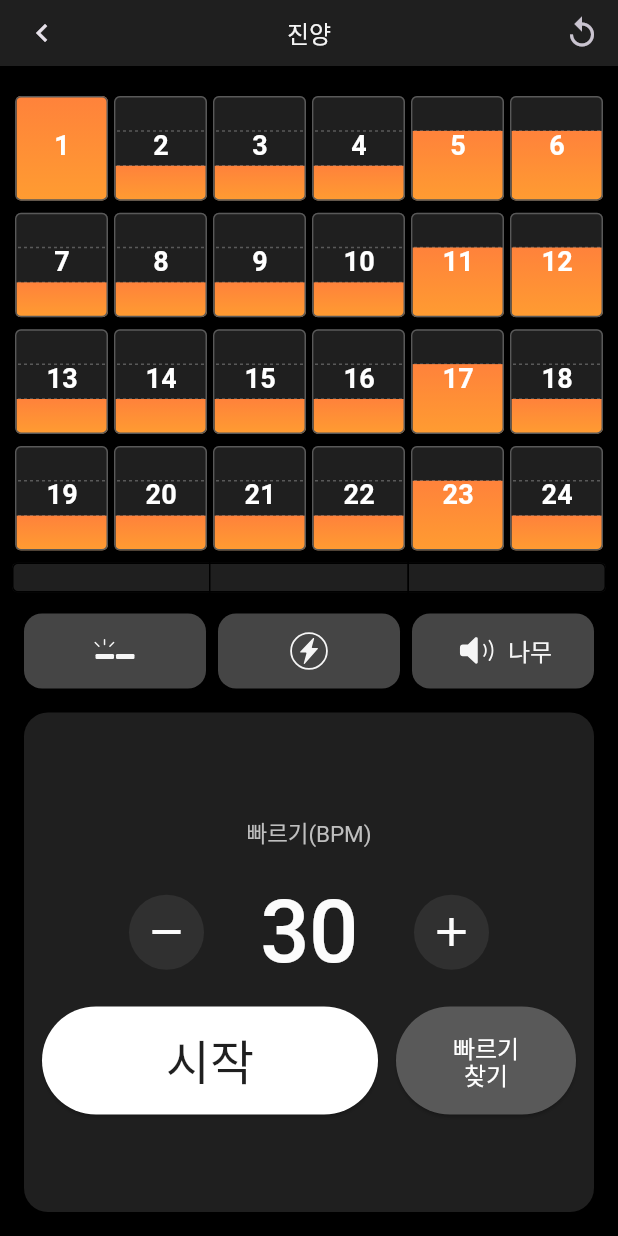
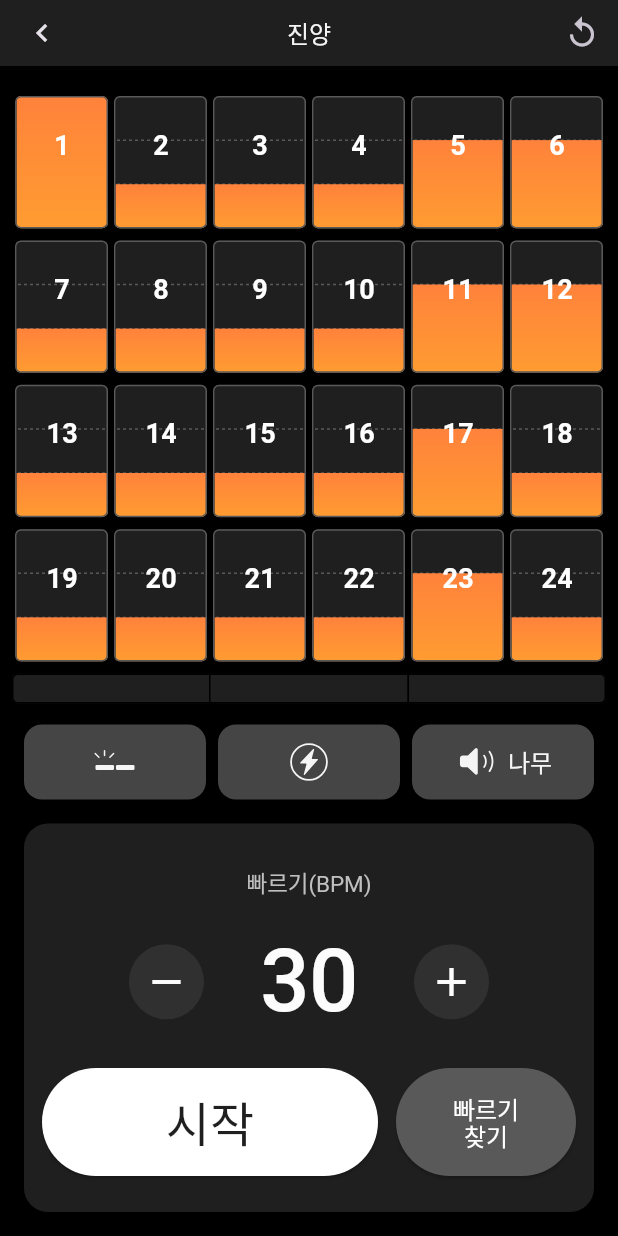
Before and after one commit to Team-Hanbae/Hanbae-Flutter, a Flutter app: the screen it shows after launch, after a tap on "진양", on a phone screen of 412 x 824 dp. Run offline on Flutter 3.47's test engine with Material 3 defaults, Android fonts, the light colour scheme and no system bars; our stand-ins replace equatable, flutter_bloc, flutter_svg, shared_preferences; Roboto replaces fonts that are missing (Pretendard).

Commit message:
[feat] #84 메트로놈 컨트롤을 고정으로

```diff
--- a/lib/presentation/metronome/metronome_control.dart
+++ b/lib/presentation/metronome/metronome_control.dart
@@ -21,8 +21,7 @@ class _MetronomeControlState extends State<MetronomeControl> {
       (MetronomeBloc bloc) => bloc.state.isTapping,
     );
 
-    return Expanded(
-      child: Container(
+    return Container(
         margin: const EdgeInsets.all(16.0),
         decoration: BoxDecoration(
           color: AppColors.backgroundCard,
@@ -185,6 +184,8 @@ class _MetronomeControlState extends State<MetronomeControl> {
                   ],
                 ),
 
+                const SizedBox(height: 8),
+
                 // Start and Detect Tempo buttons
                 Padding(
                   padding: const EdgeInsets.symmetric(horizontal: 12),
@@ -259,7 +260,6 @@ class _MetronomeControlState extends State<MetronomeControl> {
             ),
           ),
         ),
-      ),
-    );
+      );
   }
 }
```
